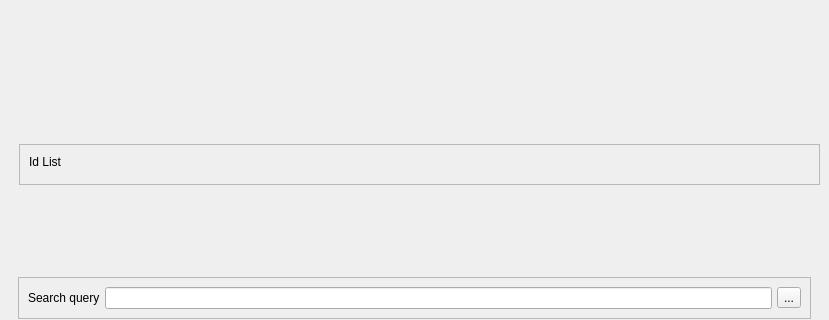
First picture: the form in nhentai_gui/nhentai-downloader.ui, repository DukeValentine/nhentai-downloader, before the edit; both pictures show x 0 to 829 and y 191 to 511 of the 829 by 626 pixel window.
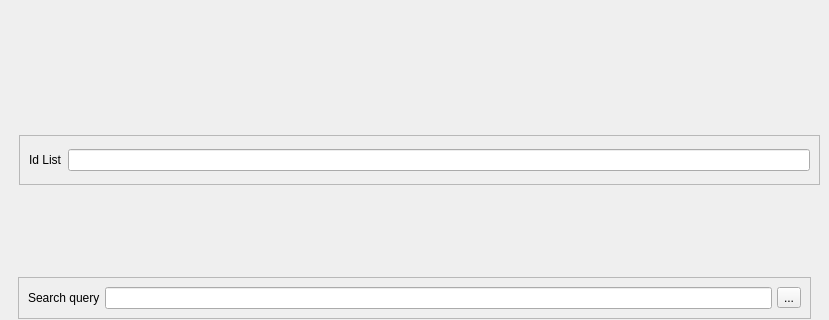
Second picture: the form after the edit.

Commit message: Add custom pyqt signal for config dialog

Diff of the .ui file:
```diff
--- a/nhentai_gui/nhentai-downloader.ui
+++ b/nhentai_gui/nhentai-downloader.ui
@@ -360,9 +360,9 @@
        <property name="geometry">
         <rect>
          <x>10</x>
-         <y>159</y>
+         <y>150</y>
          <width>801</width>
-         <height>41</height>
+         <height>50</height>
         </rect>
        </property>
        <property name="frameShape">
@@ -371,15 +371,9 @@
        <property name="frameShadow">
         <enum>QFrame::Raised</enum>
        </property>
+       <layout class="QHBoxLayout" name="horizontalLayout_3">
+        <item>
        <widget class="QLabel" name="search_query_label_2">
-        <property name="geometry">
-         <rect>
-          <x>10</x>
-          <y>0</y>
-          <width>87</width>
-          <height>36</height>
-         </rect>
-        </property>
         <property name="sizePolicy">
          <sizepolicy hsizetype="Preferred" vsizetype="Preferred">
           <horstretch>0</horstretch>
@@ -390,6 +384,11 @@
          <string>Id List</string>
         </property>
        </widget>
+        </item>
+        <item>
+         <widget class="QLineEdit" name="lineEdit"/>
+        </item>
+       </layout>
       </widget>
      </widget>
     </item>
```
Left out of the diff: 4 changed lines with no effect on the pictures. Lines whose indentation alone changed are shown as unchanged. The commit also changes 4 other files.
